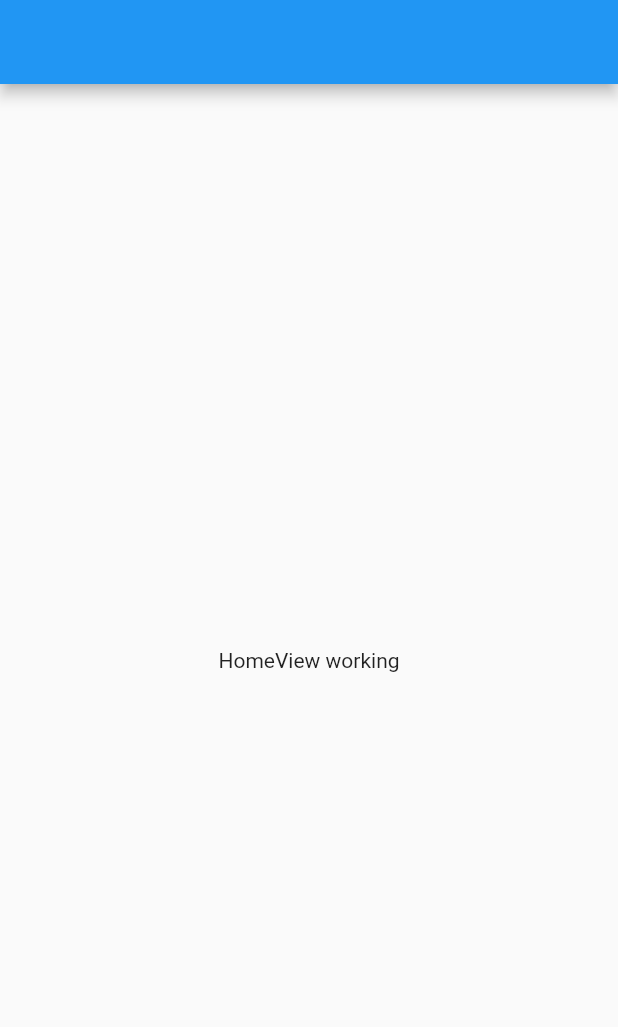
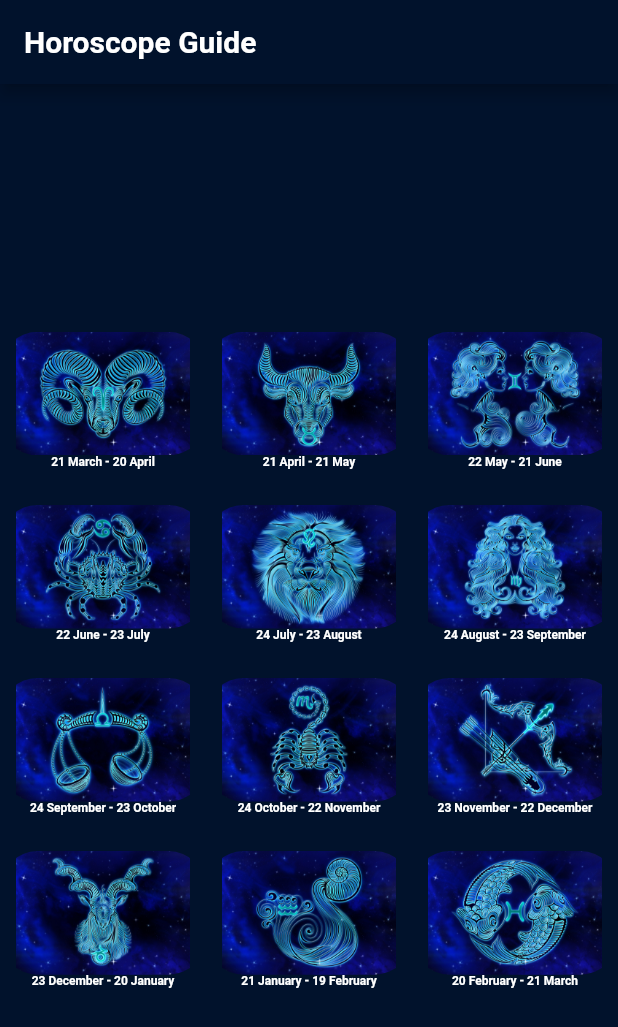
Before and after one commit to emreozturk7/horoscope_guide, a Flutter app: the screen it shows after launch, on a phone screen of 412 x 824 dp. Shown: the top 1027 px of the screen. Run offline on Flutter 3.47's test engine with Material 2 defaults, Android fonts, the phone set to English and light mode, and no system bars; our stand-ins replace firebase_core, get, lottie; accounts and stored records are empty.

Commit message:
Home View Update

```diff
--- a/lib/home/home_view.dart
+++ b/lib/home/home_view.dart
@@ -8,12 +8,138 @@ class HomeView extends StatelessWidget {
   @override
   Widget build(BuildContext context) {
     return Scaffold(
-      appBar: AppBar(),
+      appBar: AppBar(
+        backgroundColor: Color(0xFF01122C),
+        title: const Text(
+          'Horoscope Guide',
+          style: TextStyle(
+            fontWeight: FontWeight.bold,
+          ),
+        ),
+      ),
       body: Center(
         child: Container(
-          child: Text('HomeView working'),
+          color: const Color(0xFF01122C),
+          width: MediaQuery.of(context).size.width,
+          height: MediaQuery.of(context).size.height,
+          child: Column(
+            crossAxisAlignment: CrossAxisAlignment.center,
+            mainAxisAlignment: MainAxisAlignment.center,
+            children: [
+              Row(
+                children: [
+                  buildHoroscopeCard(
+                    context,
+                    'aries',
+                    '21 March - 20 April',
+                  ),
+                  buildHoroscopeCard(
+                    context,
+                    'taurus',
+                    '21 April - 21 May',
+                  ),
+                  buildHoroscopeCard(
+                    context,
+                    'gemini',
+                    '22 May - 21 June',
+                  ),
+                ],
+              ),
+              SizedBox(height: 24),
+              Row(
+                children: [
+                  buildHoroscopeCard(
+                    context,
+                    'cancer',
+                    '22 June - 23 July',
+                  ),
+                  buildHoroscopeCard(
+                    context,
+                    'leo',
+                    '24 July - 23 August',
+                  ),
+                  buildHoroscopeCard(
+                    context,
+                    'virgo',
+                    '24 August - 23 September',
+                  ),
+                ],
+              ),
+              SizedBox(height: 24),
+              Row(
+                children: [
+                  buildHoroscopeCard(
+                    context,
+                    'libra',
+                    '24 September - 23 October',
+                  ),
+                  buildHoroscopeCard(
+                    context,
+                    'scorpio',
+                    '24 October - 22 November',
+                  ),
+                  buildHoroscopeCard(
+                    context,
+                    'sagittarius',
+                    '23 November - 22 December',
+                  ),
+                ],
+              ),
+              SizedBox(height: 24),
+              Row(
+                children: [
+                  buildHoroscopeCard(
+                    context,
+                    'capricorn',
+                    '23 December - 20 January',
+                  ),
+                  buildHoroscopeCard(
+                    context,
+                    'aquarius',
+                    '21 January - 19 February',
+                  ),
+                  buildHoroscopeCard(
+                    context,
+                    'pisces',
+                    '20 February - 21 March',
+                  ),
+                ],
+              ),
+            ],
+          ),
         ),
       ),
     );
   }
+
+  InkWell buildHoroscopeCard(
+      BuildContext context, String horoscope, String date) {
+    return InkWell(
+      onTap: () {},
+      child: Column(
+        children: [
+          Container(
+            width: MediaQuery.of(context).size.width / 3,
+            height: MediaQuery.of(context).size.height / 10,
+            decoration: BoxDecoration(
+              image: DecorationImage(
+                image: AssetImage('assets/horoscopes/$horoscope.jpg'),
+              ),
+              borderRadius: const BorderRadius.all(
+                Radius.circular(25.0),
+              ),
+            ),
+          ),
+          Text(
+            date,
+            style: const TextStyle(
+              fontWeight: FontWeight.bold,
+              fontSize: 8,
+              color: Colors.white,
+            ),
+          ),
+        ],
+      ),
+    );
+  }
 }
--- a/lib/main.dart
+++ b/lib/main.dart
@@ -17,7 +17,7 @@ class Main extends StatelessWidget {
   Widget build(BuildContext context) {
     return FutureBuilder(
       future: Future.delayed(
-        Duration(seconds: 3),
+        const Duration(seconds: 3),
       ),
       builder: (context, snapshot) {
         if (snapshot.connectionState == ConnectionState.done) {
--- a/lib/routes/app_pages.dart
+++ b/lib/routes/app_pages.dart
@@ -1,4 +1,5 @@
 import 'package:get/get.dart';
+import 'package:horoscope_guide/choose/choose_view.dart';
 import 'package:horoscope_guide/detail/detail_view.dart';
 import 'package:horoscope_guide/home/home_view.dart';
 
@@ -16,5 +17,9 @@ class AppPages {
       name: _Paths.detailView,
       page: () => DetailView(),
     ),
+    GetPage(
+      name: _Paths.chooseView,
+      page: () => ChooseView(),
+    ),
   ];
 }
--- a/lib/routes/app_routes.dart
+++ b/lib/routes/app_routes.dart
@@ -5,9 +5,11 @@ abstract class Routes {
 
   static const homeView = _Paths.homeView;
   static const detailView = _Paths.detailView;
+  static const chooseView = _Paths.chooseView;
 }
 
 abstract class _Paths {
   static const homeView = '/home_view';
   static const detailView = '/detail_view';
+  static const chooseView = '/choose_view';
 }
```
